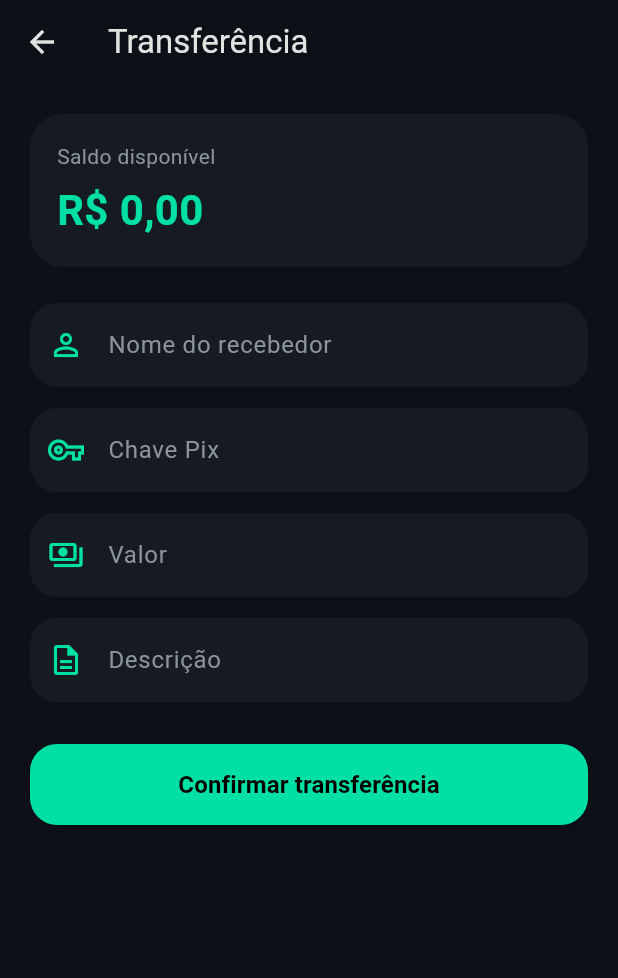
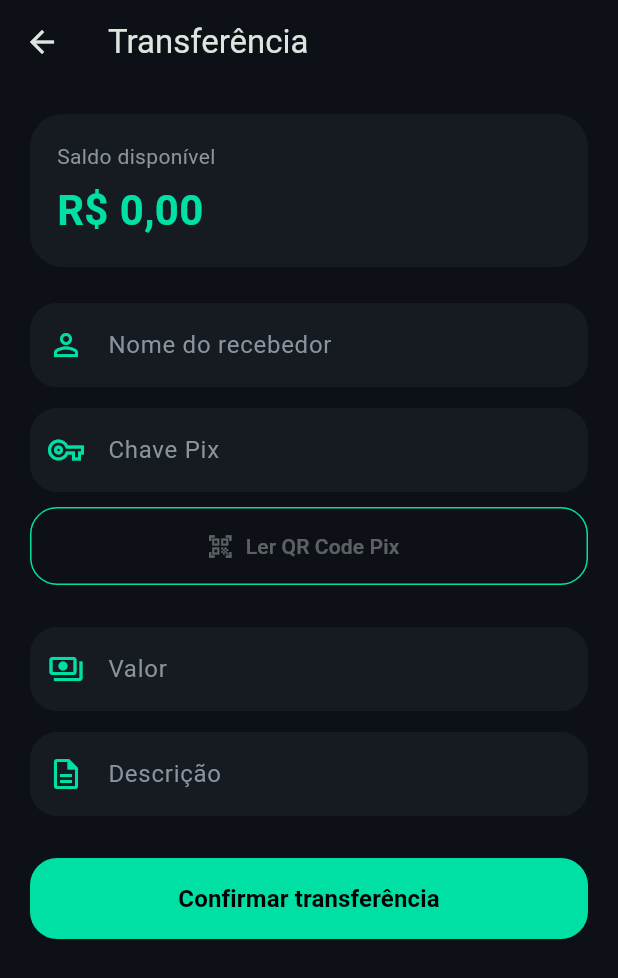
Before and after one commit to vivianalmeida-sketch/app_dart, a Flutter app: the TransferScreen screen opened by its route, on a phone screen of 412 x 824 dp. Shown: the top 978 px of the screen. Run offline on Flutter 3.47's test engine with Material 3 defaults, Android fonts, the phone set to English and light mode, and no system bars; our stand-ins replace share_plus, sqflite, sqflite_common_ffi; missing offline and left inert: mobile_scanner; accounts and stored records are empty.

Commit message:
Qrcode lib e main

```diff
--- a/lib/app.dart
+++ b/lib/app.dart
@@ -5,6 +5,7 @@ import 'screens/loading_screen.dart';
 import 'screens/home_screen.dart';
 import 'screens/quotation_screen.dart';
 import 'screens/transfer_screen.dart';
+import 'screens/qr_scanner_screen.dart';
 
 class NewPayApp extends StatelessWidget {
   const NewPayApp({super.key});
@@ -30,6 +31,7 @@ class NewPayApp extends StatelessWidget {
         '/home': (context) => const HomeScreen(),
         '/quotation': (context) => const QuotationScreen(),
         '/transfer': (context) => const TransferScreen(),
+        '/qr-scanner': (context) => const QrScannerScreen(),
       },
     );
   }
--- a/lib/screens/login_screen.dart
+++ b/lib/screens/login_screen.dart
@@ -113,11 +113,6 @@ class _LoginScreenState extends State<LoginScreen> {
                   ),
 
                   const SizedBox(height: 8),
-
-                  const Text(
-                    'Acesso de teste: newpay@teste.com / 123456',
-                    style: TextStyle(color: AppColors.muted, fontSize: 13),
-                  ),
                 ],
               ),
             ),
--- a/lib/screens/transfer_screen.dart
+++ b/lib/screens/transfer_screen.dart
@@ -24,6 +24,8 @@ class _TransferScreenState extends State<TransferScreen> {
   int userId = 1;
 
   final moneyFormat = NumberFormat.currency(locale: 'pt_BR', symbol: 'R\$');
+
+  VoidCallback? get scanQrCode => null;
 
   @override
   void didChangeDependencies() {
@@ -104,6 +106,7 @@ Transferência realizada com sucesso pelo app NewPay.
           actions: [
             TextButton(
               onPressed: () {
+                // ignore: deprecated_member_use
                 Share.share(receipt);
               },
               child: const Text('Compartilhar'),
@@ -179,6 +182,23 @@ Transferência realizada com sucesso pelo app NewPay.
             label: 'Chave Pix',
             icon: Icons.vpn_key_outlined,
           ),
+          const SizedBox(height: 10),
+
+          OutlinedButton.icon(
+            onPressed: scanQrCode,
+            icon: const Icon(Icons.qr_code_scanner),
+            label: const Text('Ler QR Code Pix'),
+            style: OutlinedButton.styleFrom(
+              foregroundColor: AppColors.primary,
+              side: const BorderSide(color: AppColors.primary),
+              minimumSize: const Size(double.infinity, 52),
+              shape: RoundedRectangleBorder(
+                borderRadius: BorderRadius.circular(18),
+              ),
+            ),
+          ),
+
+          const SizedBox(height: 14),
 
           const SizedBox(height: 14),
 
--- a/pubspec.yaml
+++ b/pubspec.yaml
@@ -40,6 +40,8 @@ dependencies:
   http: ^1.6.0
   intl: ^0.20.2
   share_plus: ^13.1.0
+  mobile_scanner: ^5.2.3
+  image_picker: ^1.1.2
 
 dev_dependencies:
   flutter_test:
```
Also changed, not shown: lib/screens/qr_scanner_screen.dart (added, +104 -0 lines), 5 other files.
